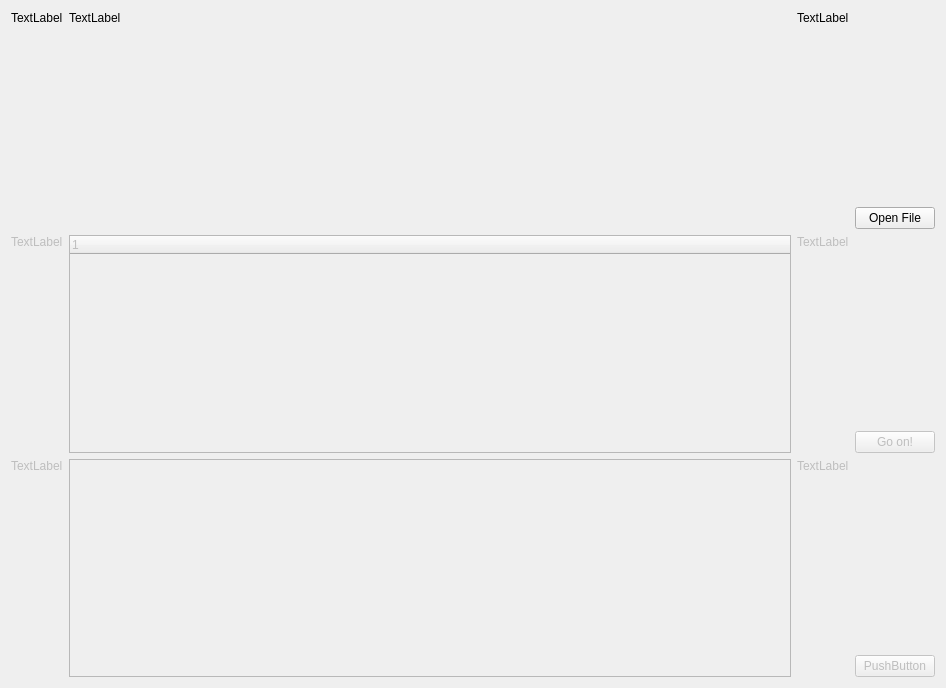
Old version of the form src/ICreateMapGeoTiff.ui in the repository ntruchsess/QLandkarteGT.
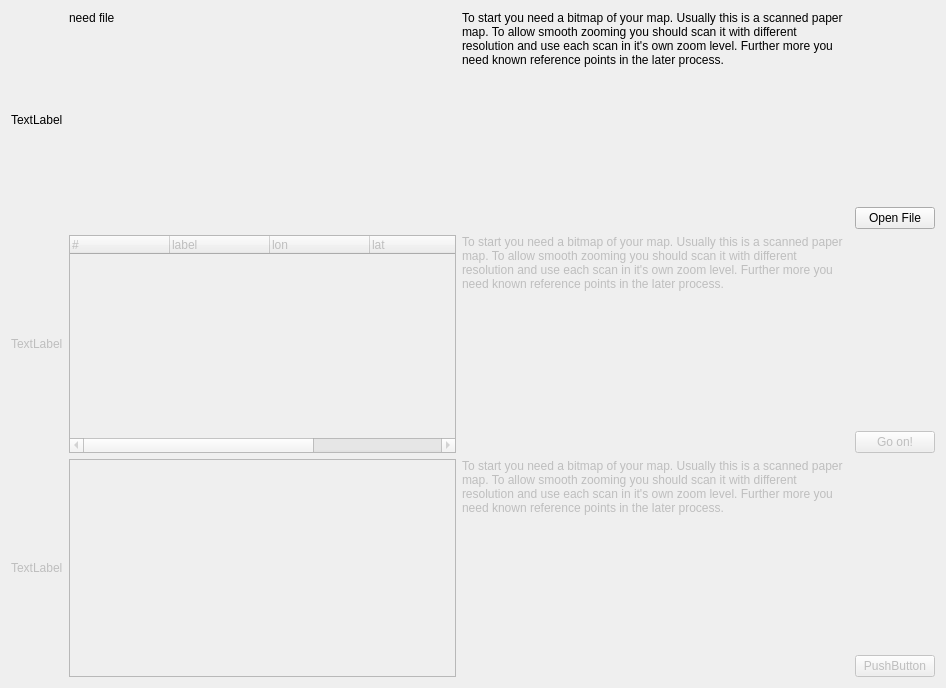
New version of the form.

Patch:
```diff
--- a/src/ICreateMapGeoTiff.ui
+++ b/src/ICreateMapGeoTiff.ui
@@ -18,15 +18,12 @@
      <property name="text" >
       <string>TextLabel</string>
      </property>
-     <property name="alignment" >
-      <set>Qt::AlignLeading|Qt::AlignLeft|Qt::AlignTop</set>
-     </property>
     </widget>
    </item>
    <item row="0" column="1" >
     <widget class="QLabel" name="labelInputFile" >
      <property name="text" >
-      <string>TextLabel</string>
+      <string>need file</string>
      </property>
      <property name="alignment" >
       <set>Qt::AlignLeading|Qt::AlignLeft|Qt::AlignTop</set>
@@ -35,12 +32,21 @@
    </item>
    <item row="0" column="2" >
     <widget class="QLabel" name="labelDoc1" >
+     <property name="sizePolicy" >
+      <sizepolicy vsizetype="Preferred" hsizetype="MinimumExpanding" >
+       <horstretch>0</horstretch>
+       <verstretch>0</verstretch>
+      </sizepolicy>
+     </property>
      <property name="text" >
-      <string>TextLabel</string>
+      <string>To start you need a bitmap of your map. Usually this is a scanned paper map. To allow smooth zooming you should scan it with different resolution and use each scan in it's own zoom level. Further more you need known reference points in the later process.</string>
      </property>
      <property name="alignment" >
       <set>Qt::AlignLeading|Qt::AlignLeft|Qt::AlignTop</set>
      </property>
+     <property name="wordWrap" >
+      <bool>true</bool>
+     </property>
     </widget>
    </item>
    <item row="0" column="3" >
@@ -75,9 +81,6 @@
      <property name="text" >
       <string>TextLabel</string>
      </property>
-     <property name="alignment" >
-      <set>Qt::AlignLeading|Qt::AlignLeft|Qt::AlignTop</set>
-     </property>
     </widget>
    </item>
    <item row="1" column="1" >
@@ -87,7 +90,32 @@
      </property>
      <column>
       <property name="text" >
-       <string>1</string>
+       <string>#</string>
+      </property>
+     </column>
+     <column>
+      <property name="text" >
+       <string>label</string>
+      </property>
+     </column>
+     <column>
+      <property name="text" >
+       <string>lon</string>
+      </property>
+     </column>
+     <column>
+      <property name="text" >
+       <string>lat</string>
+      </property>
+     </column>
+     <column>
+      <property name="text" >
+       <string>x</string>
+      </property>
+     </column>
+     <column>
+      <property name="text" >
+       <string>y</string>
       </property>
      </column>
     </widget>
@@ -98,11 +126,14 @@
       <bool>false</bool>
      </property>
      <property name="text" >
-      <string>TextLabel</string>
+      <string>To start you need a bitmap of your map. Usually this is a scanned paper map. To allow smooth zooming you should scan it with different resolution and use each scan in it's own zoom level. Further more you need known reference points in the later process.</string>
      </property>
      <property name="alignment" >
       <set>Qt::AlignLeading|Qt::AlignLeft|Qt::AlignTop</set>
      </property>
+     <property name="wordWrap" >
+      <bool>true</bool>
+     </property>
     </widget>
    </item>
    <item row="1" column="3" >
@@ -140,9 +171,6 @@
      <property name="text" >
       <string>TextLabel</string>
      </property>
-     <property name="alignment" >
-      <set>Qt::AlignLeading|Qt::AlignLeft|Qt::AlignTop</set>
-     </property>
     </widget>
    </item>
    <item row="2" column="1" >
@@ -158,11 +186,14 @@
       <bool>false</bool>
      </property>
      <property name="text" >
-      <string>TextLabel</string>
+      <string>To start you need a bitmap of your map. Usually this is a scanned paper map. To allow smooth zooming you should scan it with different resolution and use each scan in it's own zoom level. Further more you need known reference points in the later process.</string>
      </property>
      <property name="alignment" >
       <set>Qt::AlignLeading|Qt::AlignLeft|Qt::AlignTop</set>
      </property>
+     <property name="wordWrap" >
+      <bool>true</bool>
+     </property>
     </widget>
    </item>
    <item row="2" column="3" >
```
Left out of the diff: 7 changed lines with no effect on the pictures.
